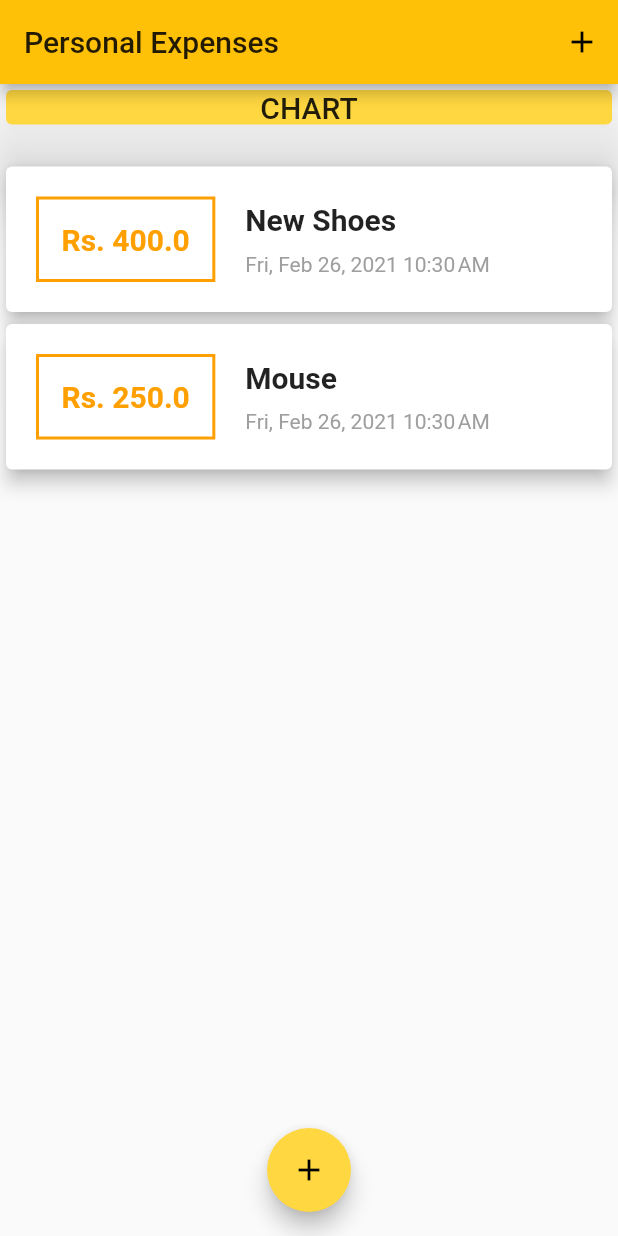
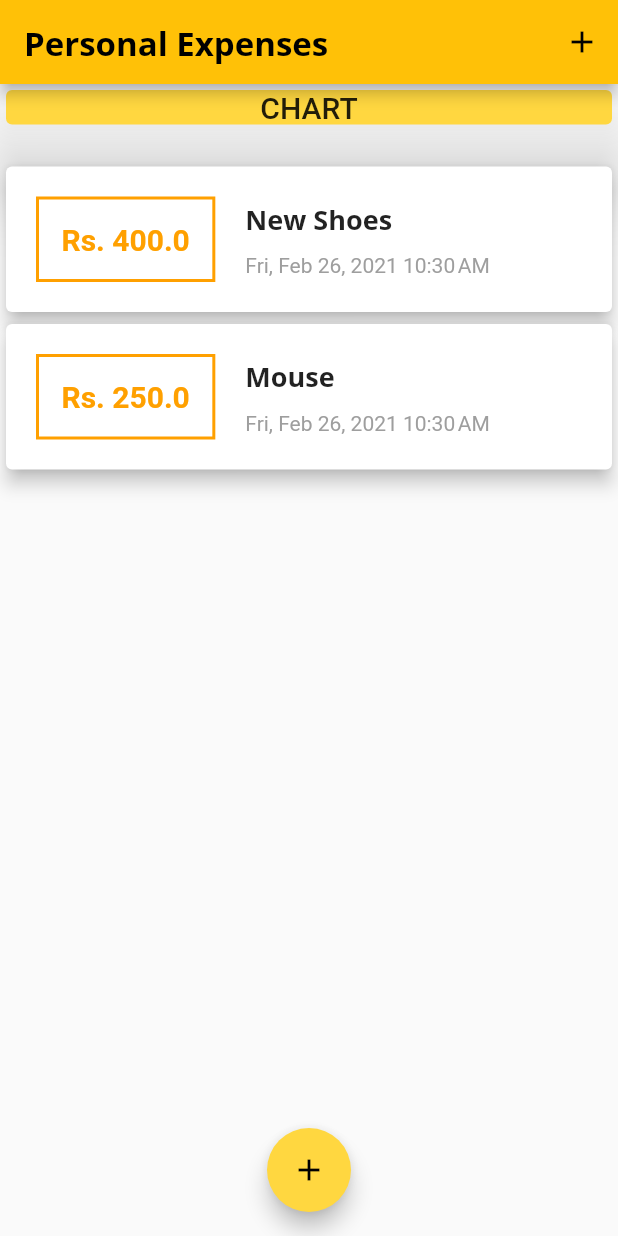
Before and after one commit to IIvexII/Personal_Expense, a Flutter app: the screen it shows after launch, on a phone screen of 412 x 824 dp. Run offline on Flutter 3.47's test engine with Material 2 defaults, Android fonts, the phone set to English and light mode, and no system bars.

Commit message:
Improve the theme and added new fonts in app:zap::zap:

```diff
--- a/lib/main.dart
+++ b/lib/main.dart
@@ -1,8 +1,8 @@
-import 'package:Personal_Expense/widgets/transectionList.dart';
 import 'package:flutter/material.dart';
 
 import './widgets/newTransection.dart';
 import './modules/transection.dart';
+import './widgets/transectionList.dart';
 
 void main() => runApp(PersonalExpense());
 
@@ -13,9 +13,24 @@
       debugShowCheckedModeBanner: false,
       title: 'Personal Expense',
       theme: ThemeData(
-        primarySwatch: Colors.amber,
-        accentColor: Colors.amberAccent,
-      ),
+          primarySwatch: Colors.amber,
+          accentColor: Colors.amberAccent,
+          fontFamily: 'Quicksand',
+          textTheme: ThemeData.light().textTheme.copyWith(
+                  headline6: TextStyle(
+                fontFamily: 'OpenSans',
+                fontSize: 18,
+                fontWeight: FontWeight.bold,
+              )),
+          appBarTheme: AppBarTheme(
+            textTheme: ThemeData.light().textTheme.copyWith(
+                    headline6: TextStyle(
+                  fontFamily: 'OpenSans',
+                  fontSize: 22,
+                  fontWeight: FontWeight.bold,
+                  color: Colors.black,
+                )),
+          )),
       home: MyHomePage(),
     );
   }
--- a/lib/widgets/transectionList.dart
+++ b/lib/widgets/transectionList.dart
@@ -52,10 +52,7 @@
                       margin: EdgeInsets.only(bottom: 10),
                       child: Text(
                         _userTransections[index].title, // TITLE
-                        style: TextStyle(
-                          fontSize: 20,
-                          fontWeight: FontWeight.bold,
-                        ),
+                        style: Theme.of(context).textTheme.headline6,
                       ),
                     ),
                     Container(
```
Also changed, not shown: pubspec.yaml (+11 -6 lines), assets/fonts/OpenSans-Bold.ttf (added), assets/fonts/OpenSans-Regular.ttf (added), assets/fonts/Quicksand-Bold.ttf (added), assets/fonts/Quicksand-Light.ttf (added), assets/fonts/Quicksand-Medium.ttf (added), assets/fonts/Quicksand-Regular.ttf (added).
